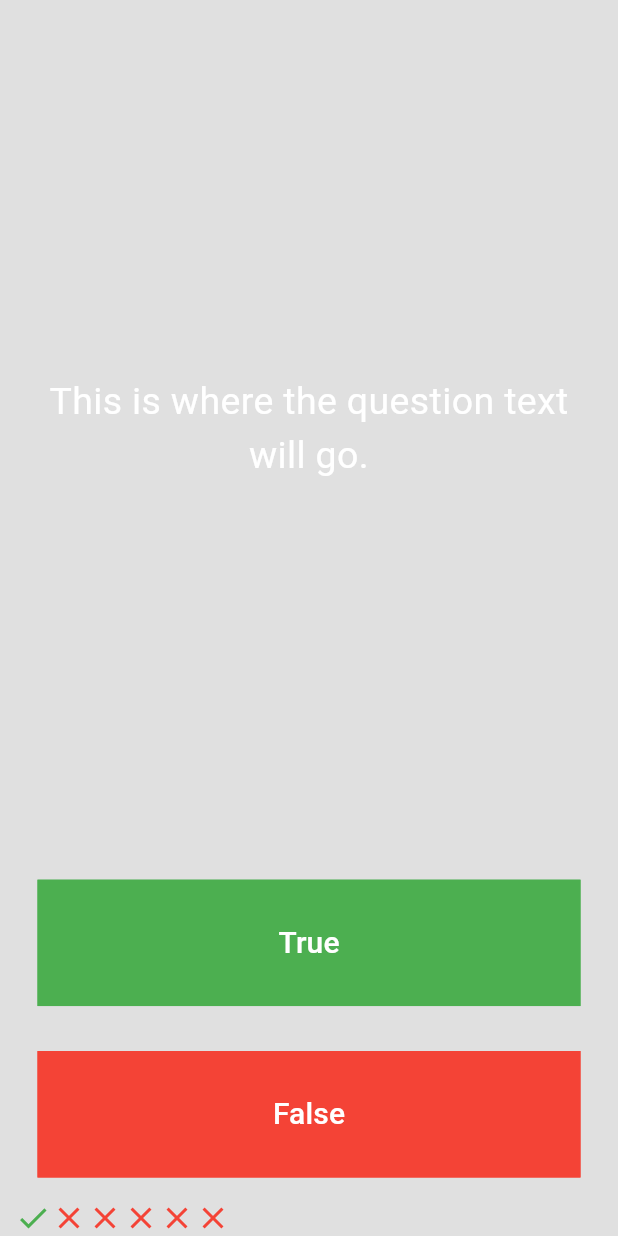
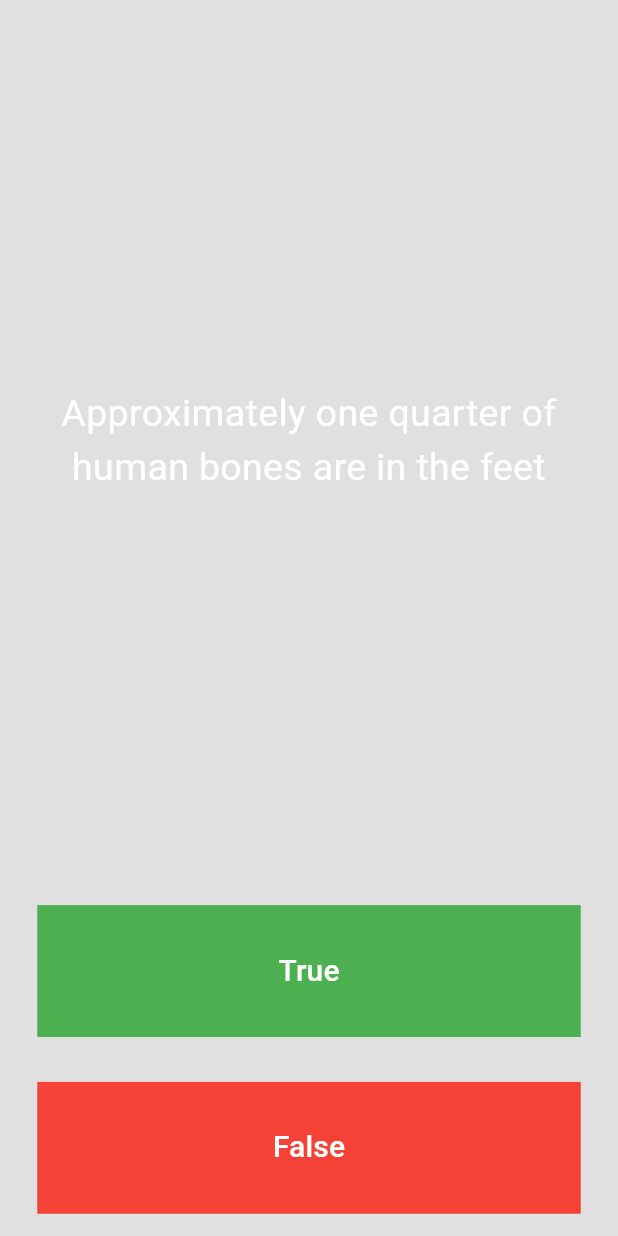
Before and after one commit to yonathanavila/quizzler_flutter, a Flutter app: the screen it shows after launch, after a tap on "True", on a phone screen of 412 x 824 dp. Run offline on Flutter 3.47's test engine with Material 3 defaults, Android fonts, the phone set to English and light mode, and no system bars.

Commit message:
Add new class

```diff
--- a/lib/main.dart
+++ b/lib/main.dart
@@ -1,9 +1,11 @@
+import 'question.dart';
+
 import 'package:flutter/material.dart';
 
-void main() => runApp(const MyApp());
+void main() => runApp(const Quizzler());
 
-class MyApp extends StatelessWidget {
-  const MyApp({super.key});
+class Quizzler extends StatelessWidget {
+  const Quizzler({super.key});
 
   // This widget is the root of your application.
   @override
@@ -35,32 +37,18 @@ class QuizPage extends StatefulWidget {
 }
 
 class _QuizPageState extends State<QuizPage> {
-  List<Icon> scoreKeeper = [
-    const Icon(
-      Icons.check,
-      color: Colors.green,
-    ),
-    const Icon(
-      Icons.close,
-      color: Colors.red,
-    ),
-    const Icon(
-      Icons.close,
-      color: Colors.red,
-    ),
-    const Icon(
-      Icons.close,
-      color: Colors.red,
-    ),
-    const Icon(
-      Icons.close,
-      color: Colors.red,
-    ),
-    const Icon(
-      Icons.close,
-      color: Colors.red,
-    )
+  List<Widget> scoreKeeper = [];
+
+  List<bool> answers = [false, true, true];
+
+  List<Question> questionBank = [
+    Question(q: 'You can lead a cow down stairs but not up stairs.', a: false),
+    Question(
+        q: 'Approximately one quarter of human bones are in the feet', a: true),
+    Question(q: 'A slug\'s blood is green.', a: true),
   ];
+
+  int currentOptionSelected = 0;
 
   @override
   Widget build(BuildContext context) {
@@ -68,15 +56,15 @@ class _QuizPageState extends State<QuizPage> {
       mainAxisAlignment: MainAxisAlignment.spaceBetween,
       crossAxisAlignment: CrossAxisAlignment.stretch,
       children: <Widget>[
-        const Expanded(
+        Expanded(
           flex: 5,
           child: Padding(
-            padding: EdgeInsets.all(10.0),
+            padding: const EdgeInsets.all(10.0),
             child: Center(
               child: Text(
-                'This is where the question text will go.',
+                questionBank[currentOptionSelected].questionText,
                 textAlign: TextAlign.center,
-                style: TextStyle(
+                style: const TextStyle(
                   fontSize: 25.0,
                   color: Colors.white,
                 ),
@@ -105,7 +93,21 @@ class _QuizPageState extends State<QuizPage> {
                 ),
               ),
               onPressed: () {
-                //The user picked true.
+                bool correctAnswers =
+                    questionBank[currentOptionSelected].questionAnswer;
+
+                if (correctAnswers == true) {
+                  print('Correct!');
+                } else {
+                  print('Incorrect!');
+                }
+
+                //The user picked false.
+                setState(
+                  () {
+                    currentOptionSelected++;
+                  },
+                );
               },
             ),
           ),
@@ -118,7 +120,7 @@ class _QuizPageState extends State<QuizPage> {
                 shape: MaterialStateProperty.all(
                   RoundedRectangleBorder(
                     borderRadius: BorderRadius.circular(0),
-                    side: BorderSide(color: Colors.red),
+                    side: const BorderSide(color: Colors.red),
                   ),
                 ),
                 backgroundColor: MaterialStateProperty.all(Colors.red),
@@ -131,7 +133,21 @@ class _QuizPageState extends State<QuizPage> {
                 ),
               ),
               onPressed: () {
+                bool correctAnswers =
+                    questionBank[currentOptionSelected].questionAnswer;
+
+                if (correctAnswers == true) {
+                  print('Correct!');
+                } else {
+                  print('Incorrect!');
+                }
+
                 //The user picked false.
+                setState(
+                  () {
+                    currentOptionSelected++;
+                  },
+                );
               },
             ),
           ),
--- /dev/null
+++ b/lib/question.dart
@@ -0,0 +1,9 @@
+class Question {
+  String questionText = '';
+  bool questionAnswer = false;
+
+  Question({String q = '', bool a = false}) {
+    questionText = q;
+    questionAnswer = a;
+  }
+}
```
